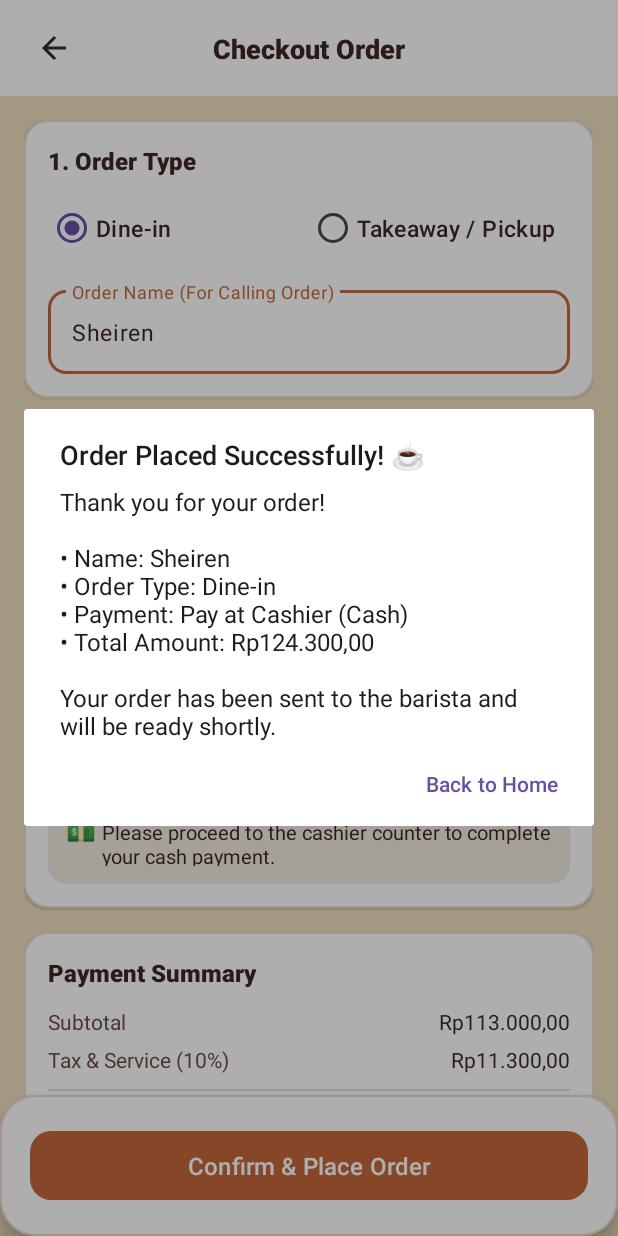
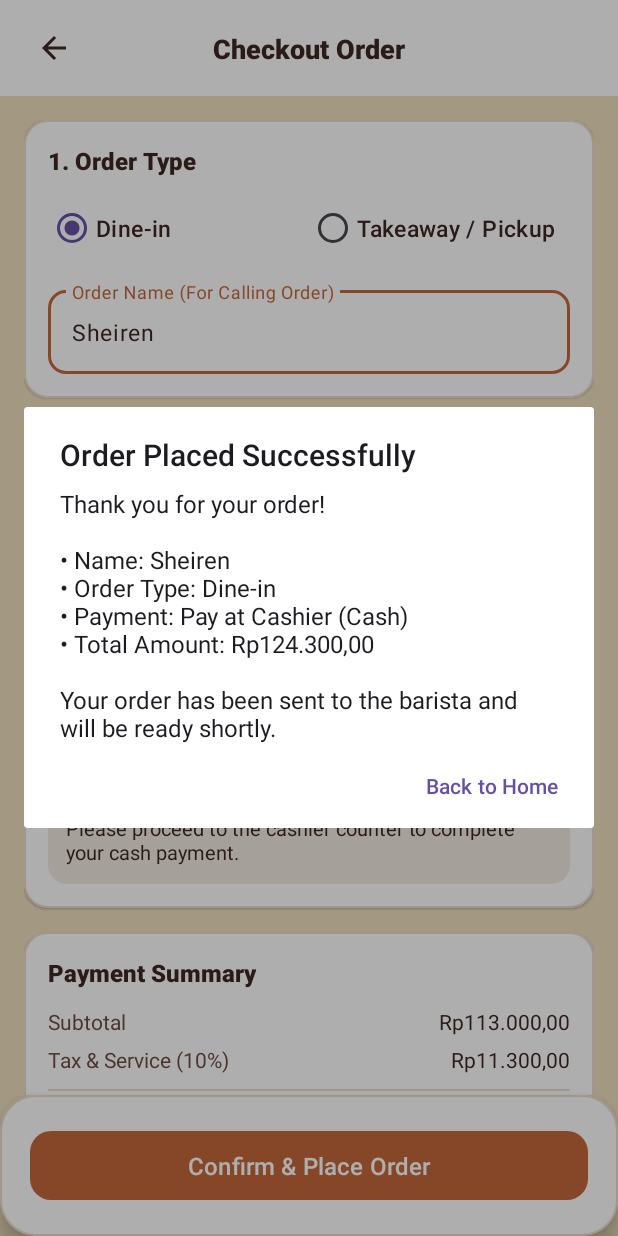
Before and after one commit to sheirenarnelia/pondok-bukit-coffee, an Android app: the CheckoutActivity screen opened directly, with no data from a screen before it, after a tap on an icon or button, on a phone screen of 412 x 824 dp. Run offline under Robolectric (Android 15) with nearby library versions, the phone set to English and light mode, and no system bars; 1 other tap on this screen came first.

Commit message:
style: generalize notes field to 'Additional Notes' and remove all emojis across the app

```diff
--- a/app/src/main/java/com/sheirenarnelia/pondokbukitcoffee/AdminOrderListActivity.java
+++ b/app/src/main/java/com/sheirenarnelia/pondokbukitcoffee/AdminOrderListActivity.java
@@ -32,13 +32,13 @@ public class AdminOrderListActivity extends AppCompatActivity {
 
         // Sample Status Update Actions (Tugas Orang 3 nanti menghubungkan ke Firestore)
         btnMarkReady1.setOnClickListener(v -> {
-            btnMarkReady1.setText("Order is Ready ✓");
+            btnMarkReady1.setText("Order is Ready");
             btnMarkReady1.setEnabled(false);
             Toast.makeText(this, "Order #ORD-101 marked as READY", Toast.LENGTH_SHORT).show();
         });
 
         btnMarkComplete2.setOnClickListener(v -> {
-            btnMarkComplete2.setText("Order Completed ✓");
+            btnMarkComplete2.setText("Order Completed");
             btnMarkComplete2.setEnabled(false);
             Toast.makeText(this, "Order #ORD-100 marked as COMPLETED", Toast.LENGTH_SHORT).show();
         });
--- a/app/src/main/java/com/sheirenarnelia/pondokbukitcoffee/CheckoutActivity.java
+++ b/app/src/main/java/com/sheirenarnelia/pondokbukitcoffee/CheckoutActivity.java
@@ -161,7 +161,7 @@ public class CheckoutActivity extends AppCompatActivity {
 
         // Show Success Confirmation Dialog
         new AlertDialog.Builder(this)
-                .setTitle("Order Placed Successfully! ☕")
+                .setTitle("Order Placed Successfully")
                 .setMessage(details.toString())
                 .setPositiveButton("Back to Home", (dialog, which) -> {
                     // Clear the cart
--- a/app/src/main/res/layout/activity_checkout.xml
+++ b/app/src/main/res/layout/activity_checkout.xml
@@ -196,7 +196,7 @@
                         android:layout_width="match_parent"
                         android:layout_height="wrap_content"
                         android:layout_marginTop="10dp"
-                        android:hint="Special Notes for Barista (Optional)"
+                        android:hint="Additional Notes (Optional)"
                         app:boxBackgroundColor="@color/brand_surface"
                         app:boxCornerRadiusBottomEnd="12dp"
                         app:boxCornerRadiusBottomStart="12dp"
@@ -265,15 +265,8 @@
                         android:padding="12dp">
 
                         <TextView
-                            android:layout_width="wrap_content"
+                            android:layout_width="match_parent"
                             android:layout_height="wrap_content"
-                            android:text="💵 "
-                            android:textSize="16sp" />
-
-                        <TextView
-                            android:layout_width="0dp"
-                            android:layout_height="wrap_content"
-                            android:layout_weight="1"
                             android:text="Please proceed to the cashier counter to complete your cash payment."
                             android:textColor="@color/brand_espresso"
                             android:textSize="13sp" />
--- a/app/src/main/res/layout/activity_login.xml
+++ b/app/src/main/res/layout/activity_login.xml
@@ -143,7 +143,7 @@
                     android:background="@drawable/bg_input_field"
                     android:backgroundTint="#F0E8DD"
                     android:padding="12dp"
-                    android:text="💡 2 Roles Available:\n• Admin: admin@pondokbukit.com\n• Customer: customer@pondokbukit.com\n(Password: min 6 chars, e.g. 123456)"
+                    android:text="Demo Accounts:\n• Admin: admin@pondokbukit.com\n• Customer: customer@pondokbukit.com\n(Password: min 6 chars, e.g. 123456)"
                     android:textColor="@color/brand_roast"
                     android:textSize="12sp" />
 
```
